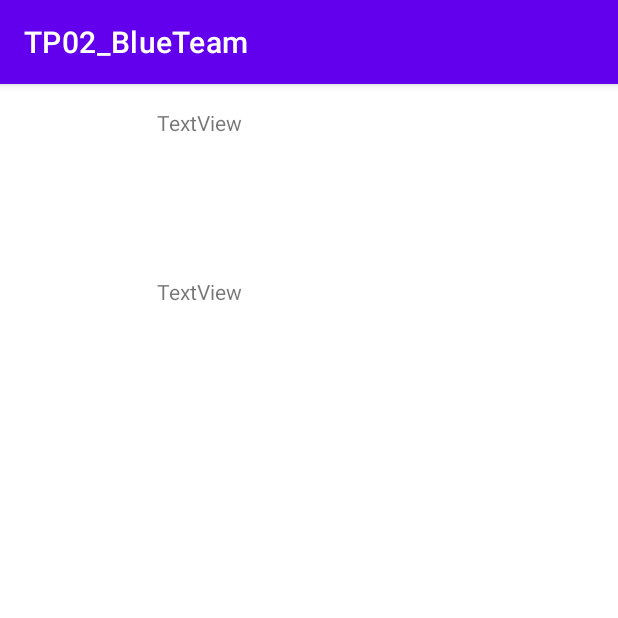
After one commit to cucu2000/TP02_Blue, an Android app: the school screen opened directly, with no data from a screen before it, on a phone screen of 412 x 824 dp, the top half of it. The commit adds this screen. Run offline under Robolectric (Android 15) with nearby library versions, the phone set to English and light mode, and no system bars.

Commit message:
Added Schools

```diff
--- a/app/src/main/AndroidManifest.xml
+++ b/app/src/main/AndroidManifest.xml
@@ -9,7 +9,8 @@
         android:roundIcon="@mipmap/ic_launcher_round"
         android:supportsRtl="true"
         android:theme="@style/Theme.TP02_BlueTeam">
-        <activity android:name=".ClassesDetails"></activity>
+        <activity android:name=".school"></activity>
+        <activity android:name=".ClassesDetails" />
         <activity android:name=".ClassActivity" />
         <activity android:name=".Majors" />
         <activity android:name=".MajorDetail" />
--- a/app/src/main/java/edu/kaleb/r/cosgrave/tp02_blueteam/ClassActivity.kt
+++ b/app/src/main/java/edu/kaleb/r/cosgrave/tp02_blueteam/ClassActivity.kt
@@ -38,7 +38,7 @@ class ClassActivity : AppCompatActivity() {
     }
 
     fun createClasses(arrayList: ArrayList<Classes>, Name: String, ID: String) {
-        arrayList.add(Classes(arrayList, Name, ID))
+        arrayList.add(Classes(Name, ID))
     }
 
     fun createCSClasses() {
--- a/app/src/main/java/edu/kaleb/r/cosgrave/tp02_blueteam/MajorDetail.kt
+++ b/app/src/main/java/edu/kaleb/r/cosgrave/tp02_blueteam/MajorDetail.kt
@@ -64,13 +64,13 @@ class MajorDetail : AppCompatActivity() {
     }
 
     fun meindersPeople(){
-        createPeople(meindersPeople, "Seven Agee", "Dean, Proffessor of Economics", "sagee@okcu.edu", "Meinders 201")
+        createPeople(meindersPeople, "Seven Agee", "Dean, Professor of Economics", "sagee@okcu.edu", "Meinders 201")
         createPeople(meindersPeople, "Randy Murray", "Professor of Accounting", "rmurray@okcu.edu", "Meinders 120")
     }
 
     fun annLacyPeople(){
         createPeople(annLacyPeople, "Jo Rowan", "Dance Chair", "jrowan@okcu.edu", "Ann Lacy 201")
-        createPeople(annLacyPeople, "Jessica Telfer", "Proffesor of Arts Management", "jtelfer@okcu.edu", "Ann Lacy 120")
+        createPeople(annLacyPeople, "Jessica Telfer", "Professor of Arts Management", "jtelfer@okcu.edu", "Ann Lacy 120")
         createPeople(annLacyPeople, "Mellanie Shelley", "Associate Dean, Entertainment Business Economic Advisor", "mshelley@okcu.edu", "Ann Lacy 101")
     }
 
--- /dev/null
+++ b/app/src/main/java/edu/kaleb/r/cosgrave/tp02_blueteam/school.kt
@@ -0,0 +1,11 @@
+package edu.kaleb.r.cosgrave.tp02_blueteam
+
+import androidx.appcompat.app.AppCompatActivity
+import android.os.Bundle
+
+class school : AppCompatActivity() {
+    override fun onCreate(savedInstanceState: Bundle?) {
+        super.onCreate(savedInstanceState)
+        setContentView(R.layout.activity_school)
+    }
+}
--- /dev/null
+++ b/app/src/main/res/layout/activity_school.xml
@@ -0,0 +1,39 @@
+<?xml version="1.0" encoding="utf-8"?>
+<androidx.constraintlayout.widget.ConstraintLayout xmlns:android="http://schemas.android.com/apk/res/android"
+    xmlns:app="http://schemas.android.com/apk/res-auto"
+    xmlns:tools="http://schemas.android.com/tools"
+    android:layout_width="match_parent"
+    android:layout_height="wrap_content"
+    tools:context=".school">
+
+    <TextView
+        android:id="@+id/textViewSchoolAddress"
+        android:layout_width="203dp"
+        android:layout_height="93dp"
+        android:layout_marginStart="104dp"
+        android:layout_marginLeft="104dp"
+        android:layout_marginTop="19dp"
+        android:layout_marginEnd="104dp"
+        android:layout_marginRight="104dp"
+        android:layout_marginBottom="16dp"
+        android:text="TextView"
+        app:layout_constraintBottom_toBottomOf="parent"
+        app:layout_constraintEnd_toEndOf="parent"
+        app:layout_constraintStart_toStartOf="parent"
+        app:layout_constraintTop_toBottomOf="@+id/textViewSchoolName" />
+
+    <TextView
+        android:id="@+id/textViewSchoolName"
+        android:layout_width="203dp"
+        android:layout_height="93dp"
+        android:layout_marginStart="104dp"
+        android:layout_marginLeft="104dp"
+        android:layout_marginTop="16dp"
+        android:layout_marginEnd="104dp"
+        android:layout_marginRight="104dp"
+        android:text="TextView"
+        app:layout_constraintEnd_toEndOf="parent"
+        app:layout_constraintStart_toStartOf="parent"
+        app:layout_constraintTop_toTopOf="parent" />
+
+</androidx.constraintlayout.widget.ConstraintLayout>
```
Also changed, not shown: app/src/main/java/edu/kaleb/r/cosgrave/tp02_blueteam/Models/Schools.kt (added, +14 -0 lines), app/src/main/java/edu/kaleb/r/cosgrave/tp02_blueteam/SchoolFragment.kt (+5 -24 lines), app/src/main/java/edu/kaleb/r/cosgrave/tp02_blueteam/schoolAdapter.kt (added, +36 -0 lines), app/src/main/res/layout/fragment_school.xml (+6 -12 lines).
